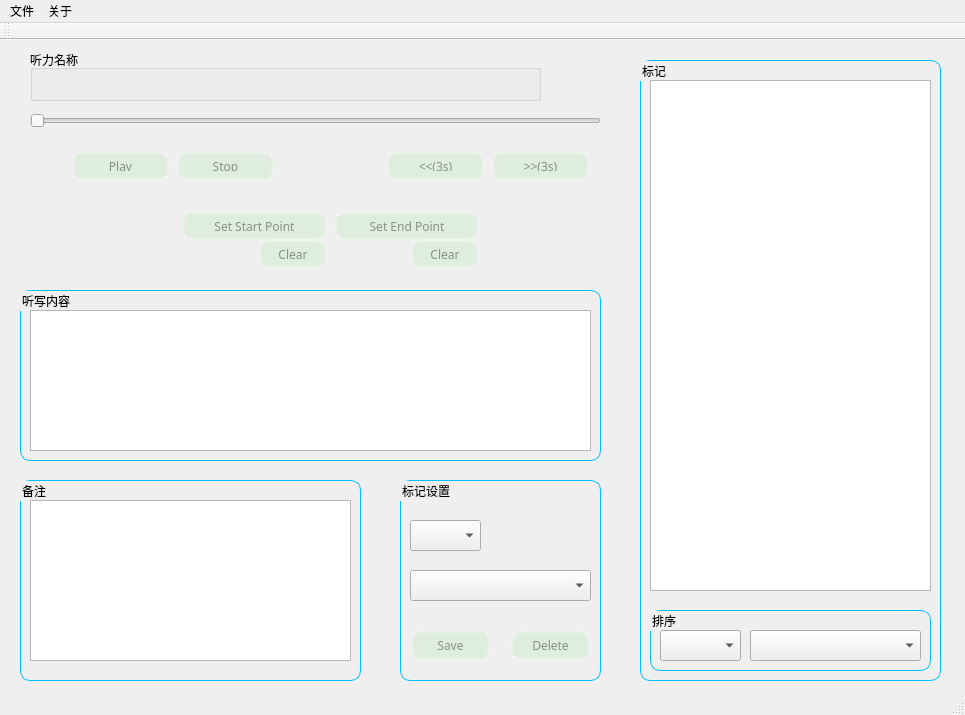
Old version of the form mainwindow.ui in the repository leihui6/marksentence.
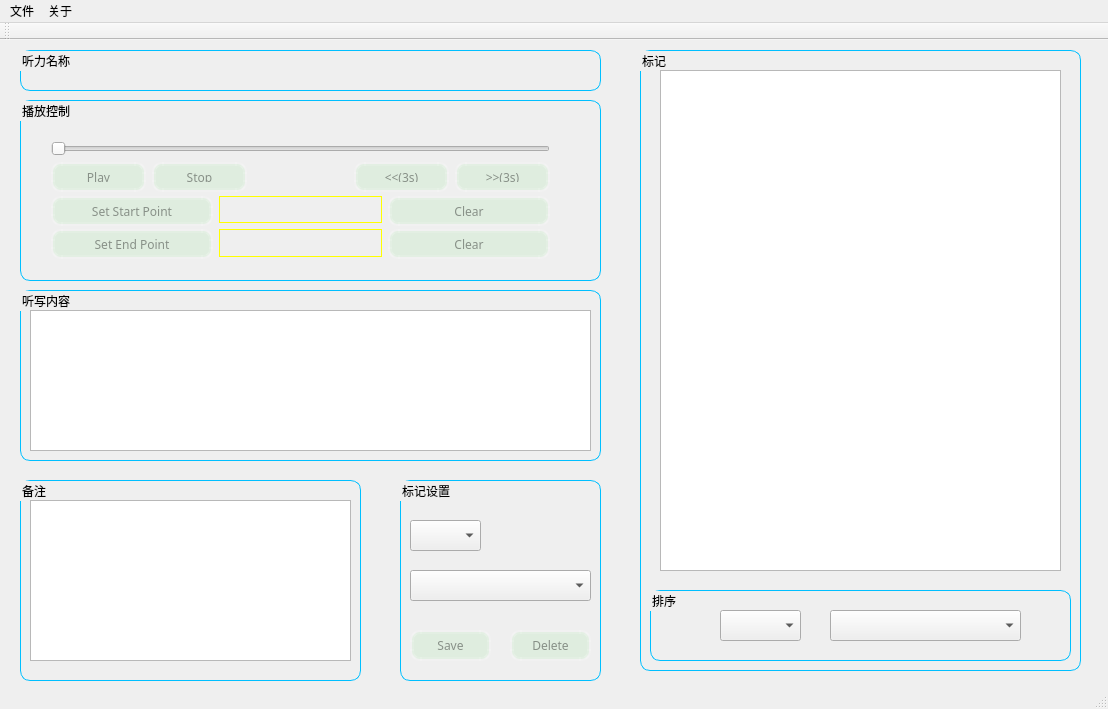
New version of the form.

```diff
--- a/mainwindow.ui
+++ b/mainwindow.ui
@@ -6,425 +6,14 @@
    <rect>
     <x>0</x>
     <y>0</y>
-    <width>965</width>
-    <height>715</height>
+    <width>1108</width>
+    <height>709</height>
    </rect>
   </property>
   <property name="windowTitle">
    <string>MainWindow</string>
   </property>
   <widget class="QWidget" name="centralWidget">
-   <widget class="QSlider" name="horizon_music">
-    <property name="geometry">
-     <rect>
-      <x>30</x>
-      <y>70</y>
-      <width>571</width>
-      <height>21</height>
-     </rect>
-    </property>
-    <property name="orientation">
-     <enum>Qt::Horizontal</enum>
-    </property>
-   </widget>
-   <widget class="QWidget" name="horizontalLayoutWidget_4">
-    <property name="geometry">
-     <rect>
-      <x>60</x>
-      <y>100</y>
-      <width>541</width>
-      <height>41</height>
-     </rect>
-    </property>
-    <layout class="QHBoxLayout" name="horizontalLayout_4">
-     <item>
-      <widget class="QPushButton" name="button_play">
-       <property name="minimumSize">
-        <size>
-         <width>0</width>
-         <height>30</height>
-        </size>
-       </property>
-       <property name="styleSheet">
-        <string notr="true">QPushButton{
-	background-color:rgba(100,225,100,30);
-	border-style:outset;
-	border-width:4px;           
-	border-radius:10px;
-	border-color:rgba(255,255,255,30);
-	font:Time New Roams bold 10px;
-	color:rgba(0,0,0,100);
-	padding:6px;
-}    
-QPushButton:pressed{     
-	background-color:rgba(100,255,100,200);    
-	border-color:rgba(255,255,255,30);   
-	border-style:inset;    
-	color:rgba(0,0,0,100);    
-}    
-
-QPushButton:hover{    
-	background-color:rgba(100,255,100,100);    
-	border-color:rgba(255,255,255,200);    
-	color:rgba(0,0,0,200);    
-}</string>
-       </property>
-       <property name="text">
-        <string>Play</string>
-       </property>
-       <property name="shortcut">
-        <string>Space</string>
-       </property>
-      </widget>
-     </item>
-     <item>
-      <widget class="QPushButton" name="button_stop">
-       <property name="minimumSize">
-        <size>
-         <width>0</width>
-         <height>30</height>
-        </size>
-       </property>
-       <property name="styleSheet">
-        <string notr="true">QPushButton{
-	background-color:rgba(100,225,100,30);
-	border-style:outset;
-	border-width:4px;           
-	border-radius:10px;
-	border-color:rgba(255,255,255,30);
-	font:Time New Roams bold 10px;
-	color:rgba(0,0,0,100);
-	padding:6px;
-}    
-QPushButton:pressed{     
-	background-color:rgba(100,255,100,200);    
-	border-color:rgba(255,255,255,30);   
-	border-style:inset;    
-	color:rgba(0,0,0,100);    
-}    
-
-QPushButton:hover{    
-	background-color:rgba(100,255,100,100);    
-	border-color:rgba(255,255,255,200);    
-	color:rgba(0,0,0,200);    
-}</string>
-       </property>
-       <property name="text">
-        <string>Stop</string>
-       </property>
-      </widget>
-     </item>
-     <item>
-      <layout class="QHBoxLayout" name="horizontalLayout_5">
-       <item>
-        <widget class="QLabel" name="label_elapse_time">
-         <property name="text">
-          <string/>
-         </property>
-         <property name="alignment">
-          <set>Qt::AlignRight|Qt::AlignTrailing|Qt::AlignVCenter</set>
-         </property>
-        </widget>
-       </item>
-       <item>
-        <widget class="QLabel" name="label_totle_time">
-         <property name="text">
-          <string/>
-         </property>
-        </widget>
-       </item>
-      </layout>
-     </item>
-     <item>
-      <widget class="QPushButton" name="button_back">
-       <property name="minimumSize">
-        <size>
-         <width>0</width>
-         <height>30</height>
-        </size>
-       </property>
-       <property name="styleSheet">
-        <string notr="true">QPushButton{
-	background-color:rgba(100,225,100,30);
-	border-style:outset;
-	border-width:4px;           
-	border-radius:10px;
-	border-color:rgba(255,255,255,30);
-	font:Time New Roams bold 10px;
-	color:rgba(0,0,0,100);
-	padding:6px;
-}    
-QPushButton:pressed{     
-	background-color:rgba(100,255,100,200);    
-	border-color:rgba(255,255,255,30);   
-	border-style:inset;    
-	color:rgba(0,0,0,100);    
-}    
-
-QPushButton:hover{    
-	background-color:rgba(100,255,100,100);    
-	border-color:rgba(255,255,255,200);    
-	color:rgba(0,0,0,200);    
-}</string>
-       </property>
-       <property name="text">
-        <string>&lt;&lt;(3s)</string>
-       </property>
-       <property name="shortcut">
-        <string>Left</string>
-       </property>
-      </widget>
-     </item>
-     <item>
-      <widget class="QPushButton" name="button_forward">
-       <property name="minimumSize">
-        <size>
-         <width>0</width>
-         <height>30</height>
-        </size>
-       </property>
-       <property name="styleSheet">
-        <string notr="true">QPushButton{
-	background-color:rgba(100,225,100,30);
-	border-style:outset;
-	border-width:4px;           
-	border-radius:10px;
-	border-color:rgba(255,255,255,30);
-	font:Time New Roams bold 10px;
-	color:rgba(0,0,0,100);
-	padding:6px;
-}    
-QPushButton:pressed{     
-	background-color:rgba(100,255,100,200);    
-	border-color:rgba(255,255,255,30);   
-	border-style:inset;    
-	color:rgba(0,0,0,100);    
-}    
-
-QPushButton:hover{    
-	background-color:rgba(100,255,100,100);    
-	border-color:rgba(255,255,255,200);    
-	color:rgba(0,0,0,200);    
-}</string>
-       </property>
-       <property name="text">
-        <string>&gt;&gt;(3s)</string>
-       </property>
-       <property name="shortcut">
-        <string>Right</string>
-       </property>
-      </widget>
-     </item>
-    </layout>
-   </widget>
-   <widget class="QWidget" name="horizontalLayoutWidget_6">
-    <property name="geometry">
-     <rect>
-      <x>170</x>
-      <y>160</y>
-      <width>321</width>
-      <height>72</height>
-     </rect>
-    </property>
-    <layout class="QHBoxLayout" name="horizontalLayout_6">
-     <item>
-      <layout class="QVBoxLayout" name="verticalLayout_4">
-       <item>
-        <widget class="QPushButton" name="button_set_start">
-         <property name="minimumSize">
-          <size>
-           <width>0</width>
-           <height>30</height>
-          </size>
-         </property>
-         <property name="styleSheet">
-          <string notr="true">QPushButton{
-	background-color:rgba(100,225,100,30);
-	border-style:outset;
-	border-width:4px;           
-	border-radius:10px;
-	border-color:rgba(255,255,255,30);
-	font:Time New Roams bold 10px;
-	color:rgba(0,0,0,100);
-	padding:6px;
-}    
-QPushButton:pressed{     
-	background-color:rgba(100,255,100,200);    
-	border-color:rgba(255,255,255,30);   
-	border-style:inset;    
-	color:rgba(0,0,0,100);    
-}    
-
-QPushButton:hover{    
-	background-color:rgba(100,255,100,100);    
-	border-color:rgba(255,255,255,200);    
-	color:rgba(0,0,0,200);    
-}</string>
-         </property>
-         <property name="text">
-          <string>Set Start Point</string>
-         </property>
-         <property name="shortcut">
-          <string>[</string>
-         </property>
-        </widget>
-       </item>
-       <item>
-        <layout class="QHBoxLayout" name="horizontalLayout_2">
-         <item>
-          <widget class="QLabel" name="label_beg_point">
-           <property name="text">
-            <string/>
-           </property>
-           <property name="alignment">
-            <set>Qt::AlignCenter</set>
-           </property>
-          </widget>
-         </item>
-         <item>
-          <widget class="QPushButton" name="button_clear_beg_point">
-           <property name="minimumSize">
-            <size>
-             <width>0</width>
-             <height>30</height>
-            </size>
-           </property>
-           <property name="styleSheet">
-            <string notr="true">QPushButton{
-	background-color:rgba(100,225,100,30);
-	border-style:outset;
-	border-width:4px;           
-	border-radius:10px;
-	border-color:rgba(255,255,255,30);
-	font:Time New Roams bold 10px;
-	color:rgba(0,0,0,100);
-	padding:6px;
-}    
-QPushButton:pressed{     
-	background-color:rgba(100,255,100,200);    
-	border-color:rgba(255,255,255,30);   
-	border-style:inset;    
-	color:rgba(0,0,0,100);    
-}    
-
-QPushButton:hover{    
-	background-color:rgba(100,255,100,100);    
-	border-color:rgba(255,255,255,200);    
-	color:rgba(0,0,0,200);    
-}</string>
-           </property>
-           <property name="text">
-            <string>Clear</string>
-           </property>
-           <property name="shortcut">
-            <string>{</string>
-           </property>
-          </widget>
-         </item>
-        </layout>
-       </item>
-      </layout>
-     </item>
-     <item>
-      <layout class="QVBoxLayout" name="verticalLayout_5">
-       <item>
-        <widget class="QPushButton" name="button_set_end">
-         <property name="minimumSize">
-          <size>
-           <width>0</width>
-           <height>30</height>
-          </size>
-         </property>
-         <property name="styleSheet">
-          <string notr="true">QPushButton{
-	background-color:rgba(100,225,100,30);
-	border-style:outset;
-	border-width:4px;           
-	border-radius:10px;
-	border-color:rgba(255,255,255,30);
-	font:Time New Roams bold 10px;
-	color:rgba(0,0,0,100);
-	padding:6px;
-}    
-QPushButton:pressed{     
-	background-color:rgba(100,255,100,200);    
-	border-color:rgba(255,255,255,30);   
-	border-style:inset;    
-	color:rgba(0,0,0,100);    
-}    
-
-QPushButton:hover{    
-	background-color:rgba(100,255,100,100);    
-	border-color:rgba(255,255,255,200);    
-	color:rgba(0,0,0,200);    
-}</string>
-         </property>
-         <property name="text">
-          <string>Set End Point</string>
-         </property>
-         <property name="shortcut">
-          <string>]</string>
-         </property>
-        </widget>
-       </item>
-       <item>
-        <layout class="QHBoxLayout" name="horizontalLayout_3">
-         <item>
-          <widget class="QLabel" name="label_end_point">
-           <property name="text">
-            <string/>
-           </property>
-           <property name="alignment">
-            <set>Qt::AlignCenter</set>
-           </property>
-          </widget>
-         </item>
-         <item>
-          <widget class="QPushButton" name="button_clear_end_point">
-           <property name="minimumSize">
-            <size>
-             <width>0</width>
-             <height>30</height>
-            </size>
-           </property>
-           <property name="styleSheet">
-            <string notr="true">QPushButton{
-	background-color:rgba(100,225,100,30);
-	border-style:outset;
-	border-width:4px;           
-	border-radius:10px;
-	border-color:rgba(255,255,255,30);
-	font:Time New Roams bold 10px;
-	color:rgba(0,0,0,100);
-	padding:6px;
-}    
-QPushButton:pressed{     
-	background-color:rgba(100,255,100,200);    
-	border-color:rgba(255,255,255,30);   
-	border-style:inset;    
-	color:rgba(0,0,0,100);    
-}    
-
-QPushButton:hover{    
-	background-color:rgba(100,255,100,100);    
-	border-color:rgba(255,255,255,200);    
-	color:rgba(0,0,0,200);    
-}</string>
-           </property>
-           <property name="text">
-            <string>Clear</string>
-           </property>
-           <property name="shortcut">
-            <string>}</string>
-           </property>
-          </widget>
-         </item>
-        </layout>
-       </item>
-      </layout>
-     </item>
-    </layout>
-   </widget>
    <widget class="QGroupBox" name="groupBox">
     <property name="geometry">
      <rect>
@@ -502,8 +91,8 @@
     <property name="geometry">
      <rect>
       <x>640</x>
-      <y>20</y>
-      <width>301</width>
+      <y>10</y>
+      <width>441</width>
       <height>621</height>
      </rect>
     </property>
@@ -519,16 +108,16 @@
     <widget class="QListWidget" name="listWidget">
      <property name="geometry">
       <rect>
-       <x>10</x>
+       <x>20</x>
        <y>20</y>
-       <width>281</width>
-       <height>511</height>
+       <width>401</width>
+       <height>501</height>
       </rect>
      </property>
      <property name="font">
       <font>
        <family>Times New Roman</family>
-       <pointsize>12</pointsize>
+       <pointsize>10</pointsize>
       </font>
      </property>
      <property name="contextMenuPolicy">
@@ -542,9 +131,9 @@
      <property name="geometry">
       <rect>
        <x>10</x>
-       <y>550</y>
-       <width>281</width>
-       <height>61</height>
+       <y>540</y>
+       <width>421</width>
+       <height>71</height>
       </rect>
      </property>
      <property name="title">
@@ -553,7 +142,7 @@
      <widget class="QComboBox" name="combox_sort_level">
       <property name="geometry">
        <rect>
-        <x>10</x>
+        <x>70</x>
         <y>20</y>
         <width>81</width>
         <height>31</height>
@@ -569,9 +158,9 @@
      <widget class="QComboBox" name="combox_sort_sort">
       <property name="geometry">
        <rect>
-        <x>100</x>
+        <x>180</x>
         <y>20</y>
-        <width>171</width>
+        <width>191</width>
         <height>31</height>
        </rect>
       </property>
@@ -748,12 +337,18 @@
    <widget class="QGroupBox" name="groupBox_6">
     <property name="geometry">
      <rect>
-      <x>30</x>
+      <x>20</x>
       <y>10</y>
-      <width>511</width>
-      <height>51</height>
+      <width>581</width>
+      <height>41</height>
      </rect>
     </property>
+    <property name="styleSheet">
+     <string notr="true">QGroupBox {
+	border: 1px solid #00BFFF;
+	border-radius:10px
+}</string>
+    </property>
     <property name="title">
      <string>听力名称</string>
     </property>
@@ -771,13 +366,431 @@
      </property>
     </widget>
    </widget>
+   <widget class="QGroupBox" name="groupBox_7">
+    <property name="geometry">
+     <rect>
+      <x>20</x>
+      <y>60</y>
+      <width>581</width>
+      <height>181</height>
+     </rect>
+    </property>
+    <property name="styleSheet">
+     <string notr="true">QGroupBox {
+	border: 1px solid #00BFFF;
+	border-radius:10px
+}</string>
+    </property>
+    <property name="title">
+     <string>播放控制</string>
+    </property>
+    <widget class="QWidget" name="verticalLayoutWidget">
+     <property name="geometry">
+      <rect>
+       <x>20</x>
+       <y>30</y>
+       <width>521</width>
+       <height>138</height>
+      </rect>
+     </property>
+     <layout class="QVBoxLayout" name="verticalLayout">
+      <item>
+       <widget class="QSlider" name="horizon_music">
+        <property name="orientation">
+         <enum>Qt::Horizontal</enum>
+        </property>
+       </widget>
+      </item>
+      <item>
+       <layout class="QHBoxLayout" name="horizontalLayout_4">
+        <item>
+         <widget class="QPushButton" name="button_play">
+          <property name="minimumSize">
+           <size>
+            <width>0</width>
+            <height>30</height>
+           </size>
+          </property>
+          <property name="styleSheet">
+           <string notr="true">QPushButton{
+	background-color:rgba(100,225,100,30);
+	border-style:outset;
+	border-width:4px;           
+	border-radius:10px;
+	border-color:rgba(255,255,255,30);
+	font:Time New Roams bold 10px;
+	color:rgba(0,0,0,100);
+	padding:6px;
+}    
+QPushButton:pressed{     
+	background-color:rgba(100,255,100,200);    
+	border-color:rgba(255,255,255,30);   
+	border-style:inset;    
+	color:rgba(0,0,0,100);    
+}    
+
+QPushButton:hover{    
+	background-color:rgba(100,255,100,100);    
+	border-color:rgba(255,255,255,200);    
+	color:rgba(0,0,0,200);    
+}</string>
+          </property>
+          <property name="text">
+           <string>Play</string>
+          </property>
+          <property name="shortcut">
+           <string>Space</string>
+          </property>
+         </widget>
+        </item>
+        <item>
+         <widget class="QPushButton" name="button_stop">
+          <property name="minimumSize">
+           <size>
+            <width>0</width>
+            <height>30</height>
+           </size>
+          </property>
+          <property name="styleSheet">
+           <string notr="true">QPushButton{
+	background-color:rgba(100,225,100,30);
+	border-style:outset;
+	border-width:4px;           
+	border-radius:10px;
+	border-color:rgba(255,255,255,30);
+	font:Time New Roams bold 10px;
+	color:rgba(0,0,0,100);
+	padding:6px;
+}    
+QPushButton:pressed{     
+	background-color:rgba(100,255,100,200);    
+	border-color:rgba(255,255,255,30);   
+	border-style:inset;    
+	color:rgba(0,0,0,100);    
+}    
+
+QPushButton:hover{    
+	background-color:rgba(100,255,100,100);    
+	border-color:rgba(255,255,255,200);    
+	color:rgba(0,0,0,200);    
+}</string>
+          </property>
+          <property name="text">
+           <string>Stop</string>
+          </property>
+         </widget>
+        </item>
+        <item>
+         <layout class="QHBoxLayout" name="horizontalLayout_5">
+          <item>
+           <widget class="QLabel" name="label_elapse_time">
+            <property name="text">
+             <string/>
+            </property>
+            <property name="alignment">
+             <set>Qt::AlignRight|Qt::AlignTrailing|Qt::AlignVCenter</set>
+            </property>
+           </widget>
+          </item>
+          <item>
+           <widget class="QLabel" name="label_totle_time">
+            <property name="text">
+             <string/>
+            </property>
+           </widget>
+          </item>
+         </layout>
+        </item>
+        <item>
+         <widget class="QPushButton" name="button_back">
+          <property name="minimumSize">
+           <size>
+            <width>0</width>
+            <height>30</height>
+           </size>
+          </property>
+          <property name="styleSheet">
+           <string notr="true">QPushButton{
+	background-color:rgba(100,225,100,30);
+	border-style:outset;
+	border-width:4px;           
+	border-radius:10px;
+	border-color:rgba(255,255,255,30);
+	font:Time New Roams bold 10px;
+	color:rgba(0,0,0,100);
+	padding:6px;
+}    
+QPushButton:pressed{     
+	background-color:rgba(100,255,100,200);    
+	border-color:rgba(255,255,255,30);   
+	border-style:inset;    
+	color:rgba(0,0,0,100);    
+}    
+
+QPushButton:hover{    
+	background-color:rgba(100,255,100,100);    
+	border-color:rgba(255,255,255,200);    
+	color:rgba(0,0,0,200);    
+}</string>
+          </property>
+          <property name="text">
+           <string>&lt;&lt;(3s)</string>
+          </property>
+          <property name="shortcut">
+           <string>Left</string>
+          </property>
+         </widget>
+        </item>
+        <item>
+         <widget class="QPushButton" name="button_forward">
+          <property name="minimumSize">
+           <size>
+            <width>0</width>
+            <height>30</height>
+           </size>
+          </property>
+          <property name="styleSheet">
+           <string notr="true">QPushButton{
+	background-color:rgba(100,225,100,30);
+	border-style:outset;
+	border-width:4px;           
+	border-radius:10px;
+	border-color:rgba(255,255,255,30);
+	font:Time New Roams bold 10px;
+	color:rgba(0,0,0,100);
+	padding:6px;
+}    
+QPushButton:pressed{     
+	background-color:rgba(100,255,100,200);    
+	border-color:rgba(255,255,255,30);   
+	border-style:inset;    
+	color:rgba(0,0,0,100);    
+}    
+
+QPushButton:hover{    
+	background-color:rgba(100,255,100,100);    
+	border-color:rgba(255,255,255,200);    
+	color:rgba(0,0,0,200);    
+}</string>
+          </property>
+          <property name="text">
+           <string>&gt;&gt;(3s)</string>
+          </property>
+          <property name="shortcut">
+           <string>Right</string>
+          </property>
+         </widget>
+        </item>
+       </layout>
+      </item>
+      <item>
+       <layout class="QHBoxLayout" name="horizontalLayout">
+        <item>
+         <widget class="QPushButton" name="button_set_start">
+          <property name="minimumSize">
+           <size>
+            <width>0</width>
+            <height>30</height>
+           </size>
+          </property>
+          <property name="styleSheet">
+           <string notr="true">QPushButton{
+	background-color:rgba(100,225,100,30);
+	border-style:outset;
+	border-width:4px;           
+	border-radius:10px;
+	border-color:rgba(255,255,255,30);
+	font:Time New Roams bold 10px;
+	color:rgba(0,0,0,100);
+	padding:6px;
+}    
+QPushButton:pressed{     
+	background-color:rgba(100,255,100,200);    
+	border-color:rgba(255,255,255,30);   
+	border-style:inset;    
+	color:rgba(0,0,0,100);    
+}    
+
+QPushButton:hover{    
+	background-color:rgba(100,255,100,100);    
+	border-color:rgba(255,255,255,200);    
+	color:rgba(0,0,0,200);    
+}</string>
+          </property>
+          <property name="text">
+           <string>Set Start Point</string>
+          </property>
+          <property name="shortcut">
+           <string>[</string>
+          </property>
+         </widget>
+        </item>
+        <item>
+         <widget class="QLabel" name="label_beg_point">
+          <property name="styleSheet">
+           <string notr="true">QLabel  {
+	border:1px solid yellow;
+}</string>
+          </property>
+          <property name="text">
+           <string/>
+          </property>
+          <property name="alignment">
+           <set>Qt::AlignCenter</set>
+          </property>
+         </widget>
+        </item>
+        <item>
+         <widget class="QPushButton" name="button_clear_beg_point">
+          <property name="minimumSize">
+           <size>
+            <width>0</width>
+            <height>30</height>
+           </size>
+          </property>
+          <property name="styleSheet">
+           <string notr="true">QPushButton{
+	background-color:rgba(100,225,100,30);
+	border-style:outset;
+	border-width:4px;           
+	border-radius:10px;
+	border-color:rgba(255,255,255,30);
+	font:Time New Roams bold 10px;
+	color:rgba(0,0,0,100);
+	padding:6px;
+}    
+QPushButton:pressed{     
+	background-color:rgba(100,255,100,200);    
+	border-color:rgba(255,255,255,30);   
+	border-style:inset;    
+	color:rgba(0,0,0,100);    
+}    
+
+QPushButton:hover{    
+	background-color:rgba(100,255,100,100);    
+	border-color:rgba(255,255,255,200);    
+	color:rgba(0,0,0,200);    
+}</string>
+          </property>
+          <property name="text">
+           <string>Clear</string>
+          </property>
+          <property name="shortcut">
+           <string>{</string>
+          </property>
+         </widget>
+        </item>
+       </layout>
+      </item>
+      <item>
+       <layout class="QHBoxLayout" name="horizontalLayout_2">
+        <item>
+         <widget class="QPushButton" name="button_set_end">
+          <property name="minimumSize">
+           <size>
+            <width>0</width>
+            <height>30</height>
+           </size>
+          </property>
+          <property name="styleSheet">
+           <string notr="true">QPushButton{
+	background-color:rgba(100,225,100,30);
+	border-style:outset;
+	border-width:4px;           
+	border-radius:10px;
+	border-color:rgba(255,255,255,30);
+	font:Time New Roams bold 10px;
+	color:rgba(0,0,0,100);
+	padding:6px;
+}    
+QPushButton:pressed{     
+	background-color:rgba(100,255,100,200);    
+	border-color:rgba(255,255,255,30);   
+	border-style:inset;    
+	color:rgba(0,0,0,100);    
+}    
+
+QPushButton:hover{    
+	background-color:rgba(100,255,100,100);    
+	border-color:rgba(255,255,255,200);    
+	color:rgba(0,0,0,200);    
+}</string>
+          </property>
+          <property name="text">
+           <string>Set End Point</string>
+          </property>
+          <property name="shortcut">
+           <string>]</string>
+          </property>
+         </widget>
+        </item>
+        <item>
+         <widget class="QLabel" name="label_end_point">
+          <property name="styleSheet">
+           <string notr="true">QLabel  {
+	border:1px solid yellow;
+}</string>
+          </property>
+          <property name="text">
+           <string/>
+          </property>
+          <property name="alignment">
+           <set>Qt::AlignCenter</set>
+          </property>
+         </widget>
+        </item>
+        <item>
+         <widget class="QPushButton" name="button_clear_end_point">
+          <property name="minimumSize">
+           <size>
+            <width>0</width>
+            <height>30</height>
+           </size>
+          </property>
+          <property name="styleSheet">
+           <string notr="true">QPushButton{
+	background-color:rgba(100,225,100,30);
+	border-style:outset;
+	border-width:4px;           
+	border-radius:10px;
+	border-color:rgba(255,255,255,30);
+	font:Time New Roams bold 10px;
+	color:rgba(0,0,0,100);
+	padding:6px;
+}    
+QPushButton:pressed{     
+	background-color:rgba(100,255,100,200);    
+	border-color:rgba(255,255,255,30);   
+	border-style:inset;    
+	color:rgba(0,0,0,100);    
+}    
+
+QPushButton:hover{    
+	background-color:rgba(100,255,100,100);    
+	border-color:rgba(255,255,255,200);    
+	color:rgba(0,0,0,200);    
+}</string>
+          </property>
+          <property name="text">
+           <string>Clear</string>
+          </property>
+          <property name="shortcut">
+           <string>}</string>
+          </property>
+         </widget>
+        </item>
+       </layout>
+      </item>
+     </layout>
+    </widget>
+   </widget>
   </widget>
   <widget class="QMenuBar" name="menuBar">
    <property name="geometry">
     <rect>
      <x>0</x>
      <y>0</y>
-     <width>965</width>
+     <width>1108</width>
      <height>21</height>
     </rect>
    </property>
```
Left out of the diff: 12 changed lines with no effect on the pictures.
